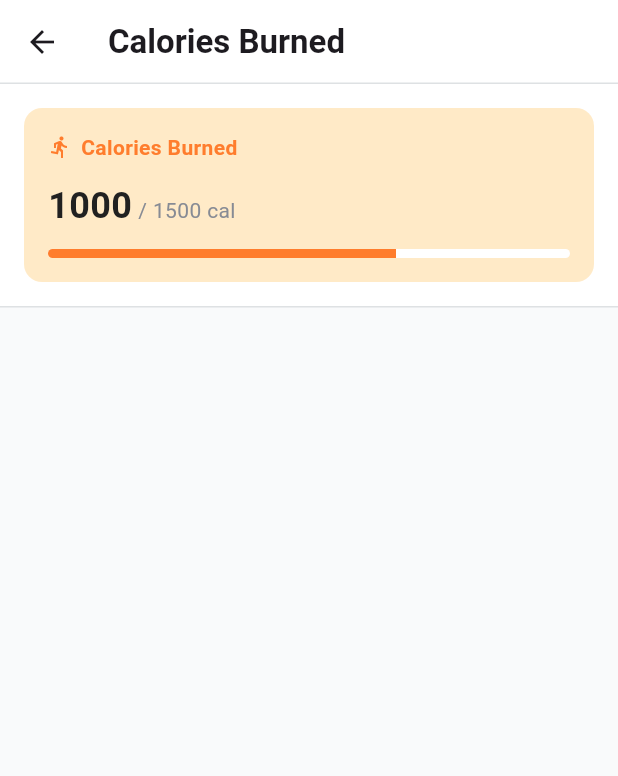
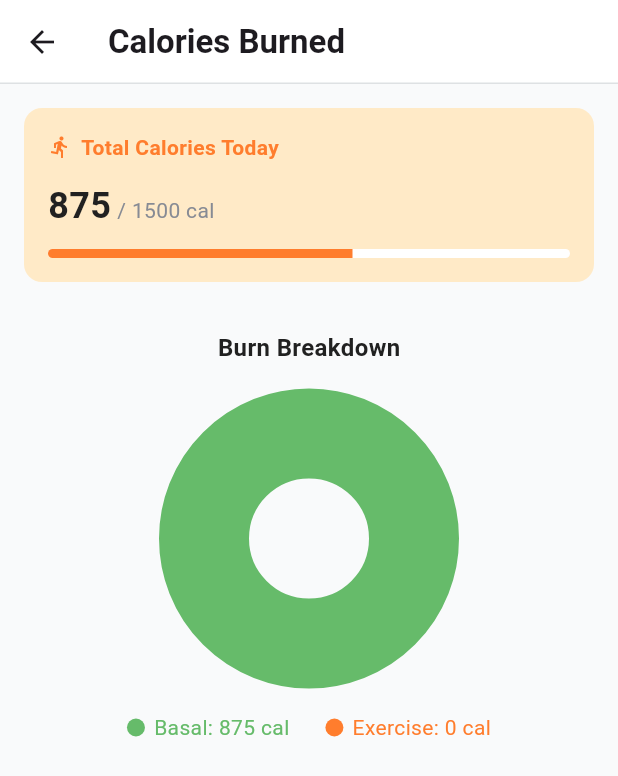
Before and after one commit to taufiqrmadhana/calorisense-frontend, a Flutter app: the CaloriesBurnedPage screen opened directly, on a phone screen of 412 x 824 dp. Shown: the top 776 px of the screen. Run offline on Flutter 3.47's test engine with Material 3 defaults, Android fonts, the phone set to English and light mode, and no system bars; drawn by our look-alikes of fl_chart; our stand-ins replace flutter_bloc, flutter_dotenv, flutter_markdown, fpdart, get_it, lucide_icons and 1 more; missing offline and left inert: health; accounts and stored records are empty.

Commit message:
IoT Final

```diff
--- a/lib/features/home/presentation/pages/burned.dart
+++ b/lib/features/home/presentation/pages/burned.dart
@@ -1,6 +1,9 @@
+import 'dart:async';
+import 'package:flutter/material.dart';
+import 'package:fl_chart/fl_chart.dart';
 import 'package:calorisense/core/theme/pallete.dart';
 import 'package:calorisense/features/home/presentation/widgets/daily_stats.dart';
-import 'package:flutter/material.dart';
+import 'package:calorisense/services/health_service.dart';
 
 class CaloriesBurnedPage extends StatefulWidget {
   static route() =>
@@ -12,10 +15,123 @@
 }
 
 class _CaloriesBurnedPageState extends State<CaloriesBurnedPage> {
-  final int caloriesOut = 1000;
+  int exerciseBurn = 0;
   final int caloriesTarget = 1500;
+
+  // BMR tracking
+  String gender = 'male';
+  int age = 21;
+  int weight = 95;
+  int height = 184;
+  late final int bmrValue;
+
+  // Basal burn
+  double _basalAccumulated = 0;
+  late final double _basalPerInterval;
+  Timer? _basalTimer;
+  Timer? _midnightTimer;
+
+  @override
+  void initState() {
+    super.initState();
+
+    // Compute BMR once
+    bmrValue =
+        calculateBMR(
+          gender: gender,
+          age: age,
+          weight: weight.toDouble(),
+          height: height.toDouble(),
+        ).toInt();
+
+    // Basal per half-hour
+    const intervalsPerDay = 48;
+    _basalPerInterval = bmrValue / intervalsPerDay;
+
+    // Init basal from midnight
+    final now = DateTime.now();
+    final startOfDay = DateTime(now.year, now.month, now.day);
+    final elapsed = now.difference(startOfDay).inMinutes ~/ 30;
+    _basalAccumulated = elapsed * _basalPerInterval;
+
+    // Periodic basal
+    _basalTimer = Timer.periodic(const Duration(minutes: 30), (_) {
+      setState(() {
+        _basalAccumulated += _basalPerInterval;
+      });
+    });
+
+    // Reset at midnight
+    _scheduleMidnightReset();
+
+    // Fetch exercise
+    fetchCalories();
+  }
+
+  void _scheduleMidnightReset() {
+    _midnightTimer?.cancel();
+    final now = DateTime.now();
+    final tomorrow = DateTime(now.year, now.month, now.day + 1);
+    final untilMidnight = tomorrow.difference(now);
+    _midnightTimer = Timer(untilMidnight, () {
+      setState(() {
+        _basalAccumulated = 0;
+        exerciseBurn = 0;
+      });
+      _scheduleMidnightReset();
+    });
+  }
+
+  Future<void> fetchCalories() async {
+    final result = await HealthService().getTodayCaloriesBurned();
+    if (!mounted) return;
+    setState(() => exerciseBurn = result.toInt());
+  }
+
+  @override
+  void dispose() {
+    _basalTimer?.cancel();
+    _midnightTimer?.cancel();
+    super.dispose();
+  }
+
   @override
   Widget build(BuildContext context) {
+    // Prepare chart data
+    final double basalVal = _basalAccumulated;
+    final double exerciseVal = exerciseBurn.toDouble();
+
+    final sections = [
+      PieChartSectionData(
+        color: AppPalette.gradient1,
+        value: basalVal,
+        title: '',
+        radius: 60,
+      ),
+      PieChartSectionData(
+        color: AppPalette.mediumorange,
+        value: exerciseVal,
+        title: '',
+        radius: 60,
+      ),
+    ];
+
+    // Legend with colored text
+    Widget legend(Color color, String label) {
+      return Row(
+        mainAxisSize: MainAxisSize.min,
+        children: [
+          Container(
+            width: 12,
+            height: 12,
+            decoration: BoxDecoration(color: color, shape: BoxShape.circle),
+          ),
+          const SizedBox(width: 6),
+          Text(label, style: TextStyle(fontSize: 14, color: color)),
+        ],
+      );
+    }
+
     return Scaffold(
       appBar: AppBar(
         title: const Text(
@@ -27,60 +143,58 @@
           bottom: BorderSide(width: 1, color: AppPalette.borderColor),
         ),
       ),
-      body: LayoutBuilder(
-        builder: (context, constraints) {
-          return SingleChildScrollView(
-            child: ConstrainedBox(
-              constraints: BoxConstraints(minHeight: constraints.maxHeight),
-              child: IntrinsicHeight(
+      body: Padding(
+        padding: const EdgeInsets.all(16),
         child: Column(
-                  crossAxisAlignment: CrossAxisAlignment.start,
           children: [
-                    Container(
-                      width: double.infinity,
-                      decoration: BoxDecoration(
-                        color: Colors.white,
-                        border: Border(
-                          bottom: BorderSide(
-                            color: AppPalette.borderColor,
-                            width: 1.0,
-                          ),
-                        ),
-                      ),
-                      child: Padding(
-                        padding: const EdgeInsets.all(16.0),
-                        child: DailyStatsWidget(
+            DailyStatsWidget(
               icon: Icons.directions_run,
-                          title: 'Calories Burned',
-                          current: caloriesOut,
+              title: 'Total Calories Today',
+              current: (basalVal + exerciseVal).toInt(),
               target: caloriesTarget,
               unit: 'cal',
               color: AppPalette.mediumorange,
               backgroundColor: AppPalette.lightorange,
-                          onPressed: () {
-                            Navigator.push(context, CaloriesBurnedPage.route());
-                          },
+              onPressed: () {},
+            ),
+            const SizedBox(height: 32),
+            const Text(
+              'Burn Breakdown',
+              style: TextStyle(
+                fontSize: 16,
+                fontWeight: FontWeight.bold,
+                color: AppPalette.textColor,
               ),
             ),
+            const SizedBox(height: 16),
+            SizedBox(
+              height: 200,
+              child: PieChart(
+                PieChartData(
+                  sections: sections,
+                  centerSpaceRadius: 40,
+                  sectionsSpace: 0,
+                  startDegreeOffset: -90,
+                ),
+                swapAnimationDuration: const Duration(milliseconds: 600),
+                swapAnimationCurve: Curves.easeInOut,
+              ),
+            ),
+            const SizedBox(height: 16),
+            Row(
+              mainAxisAlignment: MainAxisAlignment.center,
+              children: [
+                legend(AppPalette.gradient1, 'Basal: ${basalVal.toInt()} cal'),
+                const SizedBox(width: 24),
+                legend(
+                  AppPalette.mediumorange,
+                  'Exercise: ${exerciseVal.toInt()} cal',
+                ),
+              ],
             ),
           ],
         ),
       ),
-            ),
-          );
-        },
-      ),
     );
   }
 }
-
-class ExpandedSection extends StatelessWidget {
-  final Widget child;
-
-  const ExpandedSection({super.key, required this.child});
-
-  @override
-  Widget build(BuildContext context) {
-    return Expanded(child: child);
-  }
-}
--- a/pubspec.yaml
+++ b/pubspec.yaml
@@ -30,7 +30,8 @@
 dependencies:
   flutter:
     sdk: flutter
-  # health: ^9.0.0
+  health: ^9.0.0
+  fl_chart: ^0.68.0
 
   # The following adds the Cupertino Icons font to your application.
   # Use with the CupertinoIcons class for iOS style icons.
```
Also changed, not shown: lib/features/home/presentation/pages/home_page.dart (+99 -9 lines), lib/services/health_service.dart (+107 -65 lines), pubspec.lock, 7 other files. Lines whose indentation alone changed are shown as unchanged.
